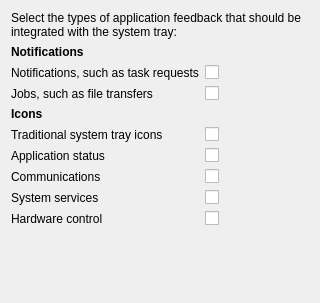
Old version of the form plasma/applets/systemtray/ui/protocols.ui in the repository mgottschlag/kwin-tiling.
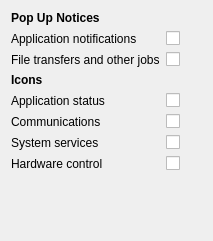
New version of the form.

Commit message: i don't expect users to understand what an "fd.o" icon is, so let's just not bother

```diff
--- a/plasma/applets/systemtray/ui/protocols.ui
+++ b/plasma/applets/systemtray/ui/protocols.ui
@@ -6,22 +6,15 @@
    <rect>
     <x>0</x>
     <y>0</y>
-    <width>320</width>
-    <height>303</height>
+    <width>213</width>
+    <height>241</height>
    </rect>
   </property>
   <layout class="QFormLayout" name="formLayout">
+   <property name="fieldGrowthPolicy">
+    <enum>QFormLayout::ExpandingFieldsGrow</enum>
+   </property>
    <item row="0" column="0" colspan="2">
-    <widget class="QLabel" name="label">
-     <property name="text">
-      <string>Select the types of application feedback that should be integrated with the system tray:</string>
-     </property>
-     <property name="wordWrap">
-      <bool>true</bool>
-     </property>
-    </widget>
-   </item>
-   <item row="1" column="0" colspan="2">
     <widget class="QLabel" name="label_2">
      <property name="font">
       <font>
@@ -30,121 +23,107 @@
       </font>
      </property>
      <property name="text">
-      <string>Notifications</string>
+      <string>Pop Up Notices</string>
      </property>
     </widget>
    </item>
-   <item row="3" column="1">
+   <item row="2" column="0">
+    <widget class="QLabel" name="label_4">
+     <property name="text">
+      <string>Application notifications</string>
+     </property>
+    </widget>
+   </item>
+   <item row="2" column="1">
     <widget class="QCheckBox" name="showNotifications">
      <property name="text">
       <string/>
      </property>
     </widget>
    </item>
-   <item row="5" column="1">
+   <item row="4" column="0">
+    <widget class="QLabel" name="label_5">
+     <property name="text">
+      <string>File transfers and other jobs</string>
+     </property>
+    </widget>
+   </item>
+   <item row="4" column="1">
     <widget class="QCheckBox" name="showJobs">
      <property name="text">
       <string/>
      </property>
     </widget>
    </item>
-   <item row="10" column="1">
-    <widget class="QCheckBox" name="showFdoTasks">
+   <item row="8" column="0" colspan="2">
+    <widget class="QLabel" name="label_3">
+     <property name="font">
+      <font>
+       <weight>75</weight>
+       <bold>true</bold>
+      </font>
+     </property>
      <property name="text">
-      <string/>
+      <string>Icons</string>
      </property>
     </widget>
    </item>
-   <item row="11" column="0">
+   <item row="9" column="0">
     <widget class="QLabel" name="label_7">
      <property name="text">
       <string>Application status</string>
      </property>
     </widget>
    </item>
-   <item row="11" column="1">
+   <item row="9" column="1">
     <widget class="QCheckBox" name="showApplicationStatus">
      <property name="text">
       <string/>
      </property>
     </widget>
    </item>
-   <item row="12" column="0">
+   <item row="10" column="0">
     <widget class="QLabel" name="label_8">
      <property name="text">
       <string>Communications</string>
      </property>
     </widget>
    </item>
-   <item row="12" column="1">
+   <item row="10" column="1">
     <widget class="QCheckBox" name="showCommunications">
      <property name="text">
       <string/>
      </property>
     </widget>
    </item>
-   <item row="13" column="0">
+   <item row="11" column="0">
     <widget class="QLabel" name="label_9">
      <property name="text">
       <string>System services</string>
      </property>
     </widget>
    </item>
-   <item row="13" column="1">
+   <item row="11" column="1">
     <widget class="QCheckBox" name="showSystemServices">
      <property name="text">
       <string/>
      </property>
     </widget>
    </item>
-   <item row="14" column="0">
+   <item row="12" column="0">
     <widget class="QLabel" name="label_10">
      <property name="text">
       <string>Hardware control</string>
      </property>
     </widget>
    </item>
-   <item row="14" column="1">
+   <item row="12" column="1">
     <widget class="QCheckBox" name="showHardware">
      <property name="text">
       <string/>
      </property>
     </widget>
    </item>
-   <item row="10" column="0">
-    <widget class="QLabel" name="label_6">
-     <property name="text">
-      <string>Traditional system tray icons</string>
-     </property>
-    </widget>
-   </item>
-   <item row="3" column="0">
-    <widget class="QLabel" name="label_4">
-     <property name="text">
-      <string>Notifications, such as task requests</string>
-     </property>
-    </widget>
-   </item>
-   <item row="5" column="0">
-    <widget class="QLabel" name="label_5">
-     <property name="text">
-      <string>Jobs, such as file transfers</string>
-     </property>
-    </widget>
-   </item>
-   <item row="9" column="0" colspan="2">
-    <widget class="QLabel" name="label_3">
-     <property name="font">
-      <font>
-       <weight>75</weight>
-       <bold>true</bold>
-      </font>
-     </property>
-     <property name="text">
-      <string>Icons</string>
-     </property>
-    </widget>
-   </item>
   </layout>
  </widget>
  <resources/>
```
The commit also changes 2 other files.
